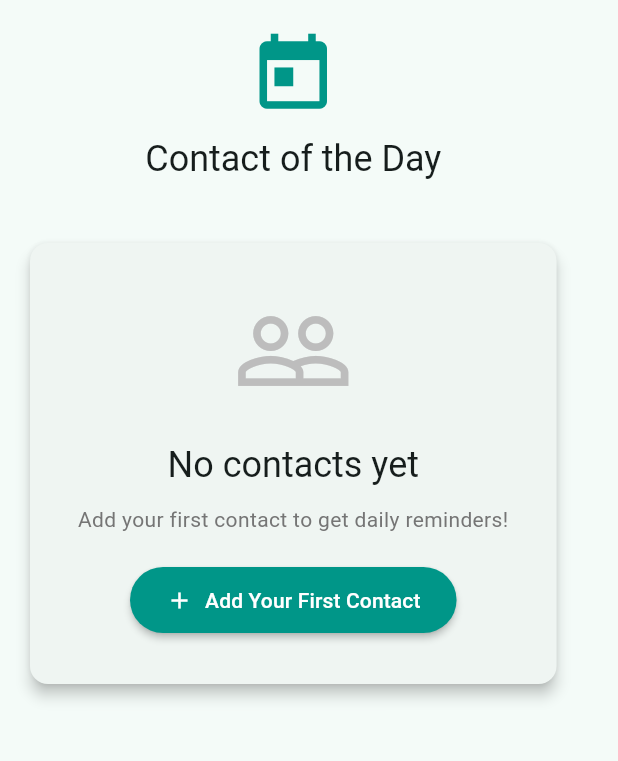
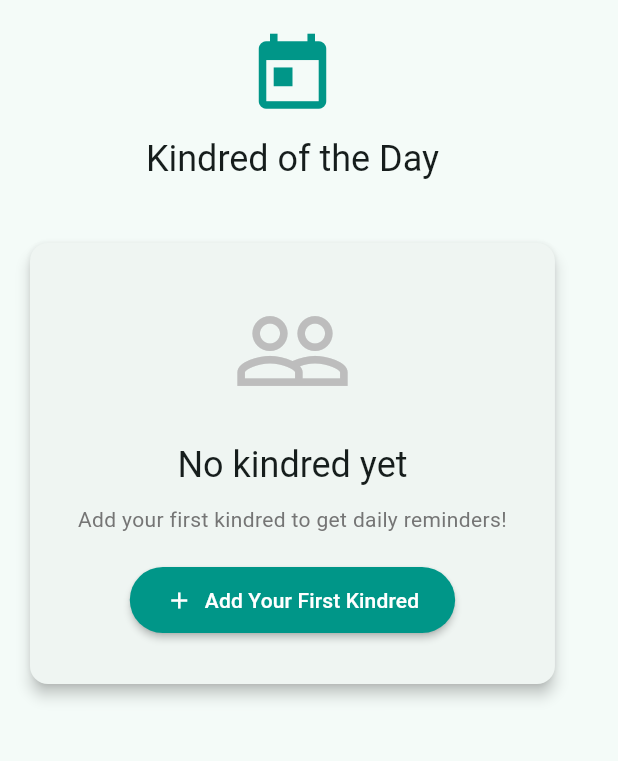
Before and after one commit to brett-buskirk/stayclose, a Flutter app: the screen it shows after launch, on a phone screen of 412 x 824 dp, the part 84-845 px from its top. Run offline on Flutter 3.47's test engine with Material 3 defaults, Android fonts, the phone set to English and light mode, and no system bars; our stand-ins replace flutter_local_notifications, image_picker, shared_preferences, timezone; missing offline and left inert: crop_your_image.

Commit message:
Transform app terminology from "Contacts" to "Kindred" for warmer, more personal feel
This comprehensive update replaces cold, technical "contact" terminology with
the warm, relationship-focused "kindred" throughout the entire application.

UI Text Updates:
• "Contact of the Day" → "Kindred of the Day"
• "All Contacts" → "All Kindred"
• "Add Contact" → "Add Kindred"
• "Edit Contact" → "Edit Kindred"
• "No contacts yet" → "No kindred yet"
• "Crop Contact Photo" → "Crop Kindred Photo"

Notification Changes:
• Updated daily reminder messages to use "kindred"
• Changed notification channel descriptions
• Modified settings screen text and help content

Documentation Updates:
• Comprehensive README updates with new terminology
• All usage instructions and feature descriptions updated
• Architecture documentation reflects new language

Impact:
This change transforms StayClose from feeling like a technical contact
manager into a genuine relationship management tool. "Kindred" evokes
family, close friends, and meaningful connections - exactly what this
app is designed to nurture.

🤖 Generated with [Claude Code](https://claude.ai/code)

Co-Authored-By: Claude <noreply@anthropic.com>

```diff
--- a/lib/screens/add_edit_contact_screen.dart
+++ b/lib/screens/add_edit_contact_screen.dart
@@ -134,7 +134,7 @@ class _AddEditContactScreenState extends State<AddEditContactScreen> {
   Widget build(BuildContext context) {
     return Scaffold(
       appBar: AppBar(
-        title: Text(widget.contact == null ? 'Add Contact' : 'Edit Contact'),
+        title: Text(widget.contact == null ? 'Add Kindred' : 'Edit Kindred'),
         backgroundColor: Colors.teal,
         foregroundColor: Colors.white,
       ),
--- a/lib/screens/contact_list_screen.dart
+++ b/lib/screens/contact_list_screen.dart
@@ -177,7 +177,7 @@ class _ContactListScreenState extends State<ContactListScreen> {
   Widget build(BuildContext context) {
     return Scaffold(
       appBar: AppBar(
-        title: Text('All Contacts'),
+        title: Text('All Kindred'),
         backgroundColor: Colors.teal,
         foregroundColor: Colors.white,
         actions: [
@@ -206,7 +206,7 @@ class _ContactListScreenState extends State<ContactListScreen> {
                   ),
                   SizedBox(height: 16),
                   Text(
-                    'No contacts yet',
+                    'No kindred yet',
                     style: TextStyle(
                       fontSize: 24,
                       color: Colors.grey[600],
@@ -214,7 +214,7 @@ class _ContactListScreenState extends State<ContactListScreen> {
                   ),
                   SizedBox(height: 8),
                   Text(
-                    'Add your first contact to get started',
+                    'Add your first kindred to get started',
                     style: TextStyle(
                       fontSize: 16,
                       color: Colors.grey[500],
@@ -241,7 +241,7 @@ class _ContactListScreenState extends State<ContactListScreen> {
         backgroundColor: Colors.teal,
         foregroundColor: Colors.white,
         icon: Icon(Icons.add),
-        label: Text('Add Contact'),
+        label: Text('Add Kindred'),
       ),
     );
   }
--- a/lib/screens/home_screen.dart
+++ b/lib/screens/home_screen.dart
@@ -130,13 +130,13 @@ class _HomeScreenState extends State<HomeScreen> {
               ),
               SizedBox(height: 20),
               Text(
-                'No contacts yet',
+                'No kindred yet',
                 style: Theme.of(context).textTheme.headlineSmall,
                 textAlign: TextAlign.center,
               ),
               SizedBox(height: 10),
               Text(
-                'Add your first contact to get daily reminders!',
+                'Add your first kindred to get daily reminders!',
                 style: TextStyle(color: Colors.grey[600]),
                 textAlign: TextAlign.center,
               ),
@@ -144,7 +144,7 @@ class _HomeScreenState extends State<HomeScreen> {
               ElevatedButton.icon(
                 onPressed: _navigateToAddContact,
                 icon: Icon(Icons.add),
-                label: Text('Add Your First Contact'),
+                label: Text('Add Your First Kindred'),
                 style: ElevatedButton.styleFrom(
                   backgroundColor: Colors.teal,
                   foregroundColor: Colors.white,
@@ -363,7 +363,7 @@ class _HomeScreenState extends State<HomeScreen> {
           IconButton(
             onPressed: _navigateToContactsList,
             icon: Icon(Icons.people),
-            tooltip: 'All Contacts',
+            tooltip: 'All Kindred',
           ),
           PopupMenuButton<String>(
             onSelected: (value) {
@@ -382,7 +382,7 @@ class _HomeScreenState extends State<HomeScreen> {
                   children: [
                     Icon(Icons.refresh, color: Colors.blue),
                     SizedBox(width: 8),
-                    Text('Pick New Contact'),
+                    Text('Pick New Kindred'),
                   ],
                 ),
               ),
@@ -392,7 +392,7 @@ class _HomeScreenState extends State<HomeScreen> {
                   children: [
                     Icon(Icons.add, color: Colors.green),
                     SizedBox(width: 8),
-                    Text('Add Contact'),
+                    Text('Add Kindred'),
                   ],
                 ),
               ),
@@ -423,7 +423,7 @@ class _HomeScreenState extends State<HomeScreen> {
                   ),
                   SizedBox(height: 10),
                   Text(
-                    'Contact of the Day',
+                    'Kindred of the Day',
                     style: Theme.of(context).textTheme.headlineSmall,
                     textAlign: TextAlign.center,
                   ),
@@ -439,7 +439,7 @@ class _HomeScreenState extends State<HomeScreen> {
         onPressed: _navigateToAddContact,
         backgroundColor: Colors.teal,
         foregroundColor: Colors.white,
-        tooltip: 'Add Contact',
+        tooltip: 'Add Kindred',
         child: Icon(Icons.add),
       ) : null,
     );
--- a/lib/screens/image_crop_screen.dart
+++ b/lib/screens/image_crop_screen.dart
@@ -57,7 +57,7 @@ class _ImageCropScreenState extends State<ImageCropScreen> {
           onPressed: _cancelCrop,
         ),
         title: Text(
-          'Crop Contact Photo',
+          'Crop Kindred Photo',
           style: TextStyle(color: Colors.white, fontSize: 18),
         ),
         actions: [
--- a/lib/screens/settings_screen.dart
+++ b/lib/screens/settings_screen.dart
@@ -144,7 +144,7 @@ class _SettingsScreenState extends State<SettingsScreen> {
                         ),
                         SizedBox(height: 16),
                         Text(
-                          'Set when you\'d like to receive your daily contact reminder',
+                          'Set when you\'d like to receive your daily kindred reminder',
                           style: TextStyle(
                             fontSize: 16,
                             color: Colors.grey[600],
@@ -188,7 +188,7 @@ class _SettingsScreenState extends State<SettingsScreen> {
                         SizedBox(height: 12),
                         Text(
                           '• Each day at your chosen time, you\'ll receive a notification\n'
-                          '• The app randomly selects one of your contacts\n'
+                          '• The app randomly selects one of your kindred\n'
                           '• This helps you stay connected with important people\n'
                           '• You can change the time anytime in these settings',
                           style: TextStyle(
--- a/lib/services/notification_service.dart
+++ b/lib/services/notification_service.dart
@@ -95,15 +95,15 @@ class NotificationService {
     final minute = prefs.getInt('notification_minute') ?? 0;
 
     await flutterLocalNotificationsPlugin.zonedSchedule(
-      1, // ID for daily contact reminder
+      1, // ID for daily kindred reminder
       'Time to reach out! 📱',
-      'Check who\'s your contact of the day',
+      'Check who\'s your kindred of the day',
       _nextInstanceOfTime(hour, minute),
       const NotificationDetails(
         android: AndroidNotificationDetails(
           'daily_contact_reminder',
-          'Daily Contact Reminder',
-          channelDescription: 'Daily reminder to check your contact of the day',
+          'Daily Kindred Reminder',
+          channelDescription: 'Daily reminder to check your kindred of the day',
           importance: Importance.high,
           priority: Priority.high,
           icon: '@mipmap/ic_launcher',
@@ -235,8 +235,8 @@ class NotificationService {
 
   Future<void> showDailyContactNotification(Contact contact) async {
     await showNotification(
-      2, // ID for immediate daily contact notification
-      '👋 Your contact of the day',
+      2, // ID for immediate daily kindred notification
+      '👋 Your kindred of the day',
       'Time to reach out to ${contact.name}!',
     );
   }
```
Also changed, not shown: 1 other file.
